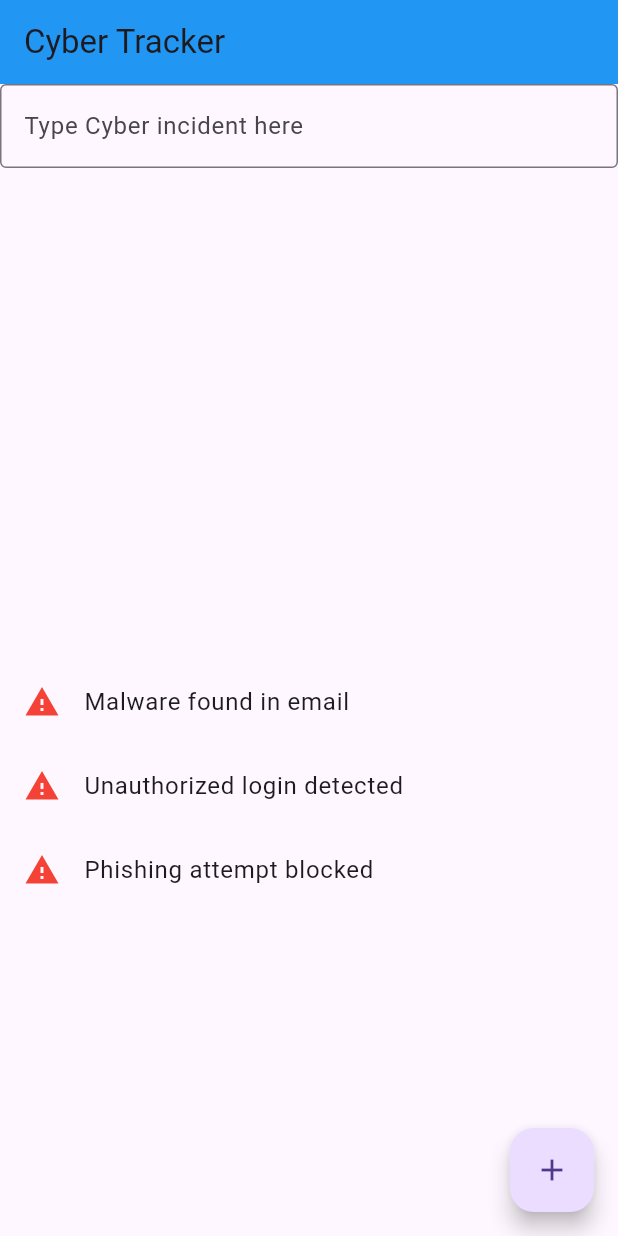
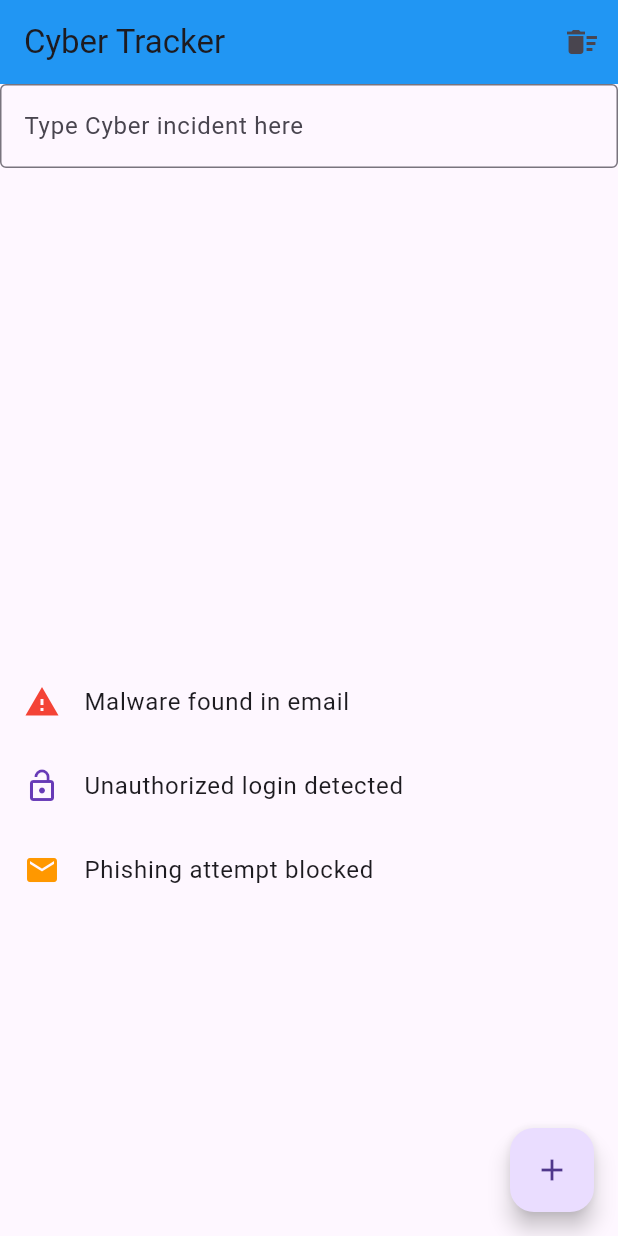
Before and after one commit to Ratib05/practice_app2, a Flutter app: the screen it shows after launch, on a phone screen of 412 x 824 dp. Run offline on Flutter 3.47's test engine with Material 3 defaults, Android fonts, the light colour scheme and no system bars.

Commit message:
smart icons and a clear button

```diff
--- a/lib/main.dart
+++ b/lib/main.dart
@@ -20,6 +20,19 @@ class _HomePageState extends State<HomePage> {
   // Controller for a future input field (not used yet)
   final TextEditingController _controller = TextEditingController();
 
+  // function to choose tile icon and colour
+  Widget _getIcon(String message) {
+    if (message.toLowerCase().contains('ransomware')) {
+      return const Icon(Icons.block, color: Colors.black);
+    } else if (message.toLowerCase().contains('phishing')) {
+      return const Icon(Icons.email, color: Colors.orange);
+    } else if (message.toLowerCase().contains('unauthorized')) {
+      return const Icon(Icons.lock_open, color: Colors.deepPurple);
+    } else {
+      return const Icon(Icons.warning, color: Colors.red);
+    }
+  }
+
   // List of incidents to display
   final List<String> incidents = [
     'Malware found in email',
@@ -34,7 +47,18 @@ class _HomePageState extends State<HomePage> {
     return Scaffold(
       appBar: AppBar(
         title: const Text('Cyber Tracker'), // App title
-        backgroundColor: Colors.blue, // App bar color
+        backgroundColor: Colors.blue,
+        actions: [
+          IconButton(
+            icon: const Icon(Icons.delete_sweep),
+            tooltip: 'clear all',
+            onPressed: () {
+              setState(() {
+                incidents.clear();
+              });
+            },
+          ),
+        ], // App bar color
       ),
       body: Column(
         children: [
@@ -83,7 +107,7 @@ class _HomePageState extends State<HomePage> {
                           ? Colors.blue.shade100
                           : null,
                       child: ListTile(
-                        leading: const Icon(Icons.warning, color: Colors.red),
+                        leading: _getIcon(incidents[index]),
                         title: Text(incidents[index]),
                       ),
                     ),
```
